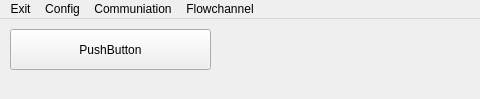
The window that ui/main.ui (ArJKloek/FlowControl) describes before a commit, drawn with Qt 5; both pictures show x 0 to 480 and y 0 to 99 of the 819 by 99 pixel window.
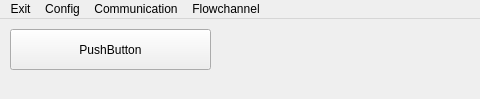
The same window after the commit.

```diff
--- a/ui/main.ui
+++ b/ui/main.ui
@@ -55,7 +55,7 @@
    </widget>
    <widget class="QMenu" name="menuCommuniation">
     <property name="title">
-     <string>Communiation</string>
+     <string>Communication</string>
     </property>
     <addaction name="actionOpen_scanner"/>
    </widget>
```
